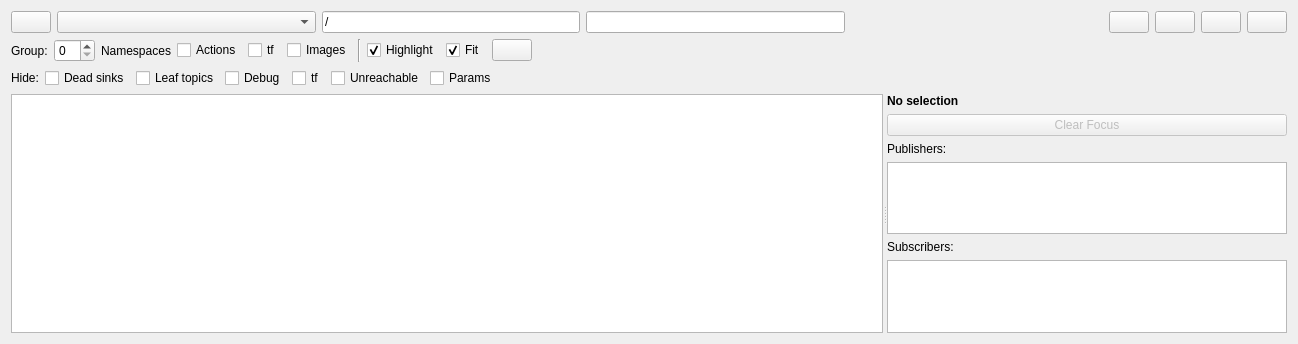
First picture: the form in resource/RosGraph.ui, repository STH1/rqt_graph, before the edit.
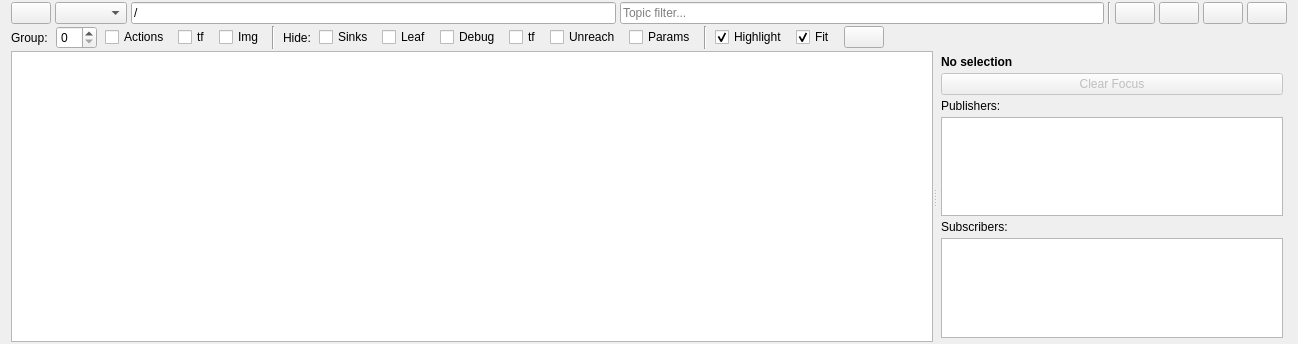
Second picture: the form after the edit. Custom widgets are drawn as their Qt base class.

Commit message: Compact UI elements

The edit to the form file:
```diff
--- a/resource/RosGraph.ui
+++ b/resource/RosGraph.ui
@@ -16,9 +16,21 @@
   <property name="windowTitle">
    <string>Node Graph</string>
   </property>
-  <layout class="QVBoxLayout" name="verticalLayout" stretch="0,0,0,0">
+  <layout class="QVBoxLayout" name="verticalLayout" stretch="0,0,1">
+   <property name="spacing">
+    <number>2</number>
+   </property>
+   <property name="topMargin">
+    <number>2</number>
+   </property>
+   <property name="bottomMargin">
+    <number>2</number>
+   </property>
    <item>
     <layout class="QHBoxLayout" name="horizontalLayout" stretch="0,0,0,0,0,0,0,0,0">
+     <property name="spacing">
+      <number>4</number>
+     </property>
      <item>
       <widget class="QPushButton" name="refresh_graph_push_button">
        <property name="toolTip">
@@ -35,7 +47,7 @@
      <item>
       <widget class="QComboBox" name="graph_type_combo_box">
        <property name="sizePolicy">
-        <sizepolicy hsizetype="Expanding" vsizetype="Fixed">
+        <sizepolicy hsizetype="Preferred" vsizetype="Fixed">
          <horstretch>0</horstretch>
          <verstretch>0</verstretch>
         </sizepolicy>
@@ -48,7 +60,10 @@
      <item>
       <widget class="QLineEdit" name="filter_line_edit">
        <property name="toolTip">
-        <string>Namespace filter, comma separated list of names/regexp to include or exclude. Example: -/rqt.*</string>
+        <string>Namespace filter</string>
+       </property>
+       <property name="placeholderText">
+        <string>Node filter...</string>
        </property>
        <property name="text">
         <string notr="true">/</string>
@@ -58,27 +73,24 @@
      <item>
       <widget class="QLineEdit" name="topic_filter_line_edit">
        <property name="toolTip">
-        <string>Topic filter, comma separated list of names/regexp to include or exclude. Example: -/tf</string>
+        <string>Topic filter</string>
+       </property>
+       <property name="placeholderText">
+        <string>Topic filter...</string>
        </property>
       </widget>
      </item>
      <item>
-      <spacer name="horizontalSpacer">
+      <widget class="Line" name="line_1">
        <property name="orientation">
-        <enum>Qt::Horizontal</enum>
+        <enum>Qt::Vertical</enum>
        </property>
-       <property name="sizeHint" stdset="0">
-        <size>
-         <width>40</width>
-         <height>20</height>
-        </size>
-       </property>
-      </spacer>
+      </widget>
      </item>
      <item>
       <widget class="QPushButton" name="load_dot_push_button">
        <property name="toolTip">
-        <string>Load DOT graph from file</string>
+        <string>Load DOT</string>
        </property>
        <property name="iconSize">
         <size>
@@ -91,7 +103,7 @@
      <item>
       <widget class="QPushButton" name="save_dot_push_button">
        <property name="toolTip">
-        <string>Save as DOT graph</string>
+        <string>Save DOT</string>
        </property>
        <property name="iconSize">
         <size>
@@ -104,7 +116,7 @@
      <item>
       <widget class="QPushButton" name="save_as_svg_push_button">
        <property name="toolTip">
-        <string>Save as SVG</string>
+        <string>Save SVG</string>
        </property>
        <property name="iconSize">
         <size>
@@ -117,7 +129,7 @@
      <item>
       <widget class="QPushButton" name="save_as_image_push_button">
        <property name="toolTip">
-        <string>Save as image</string>
+        <string>Save Image</string>
        </property>
        <property name="iconSize">
         <size>
@@ -130,37 +142,12 @@
     </layout>
    </item>
    <item>
-    <widget class="QWidget" name="widget" native="true">
-     <layout class="QHBoxLayout" name="horizontalLayout_4">
-      <property name="leftMargin">
-       <number>0</number>
-      </property>
-      <property name="topMargin">
-       <number>0</number>
-      </property>
-      <property name="rightMargin">
-       <number>0</number>
-      </property>
-      <property name="bottomMargin">
-       <number>0</number>
-      </property>
+    <layout class="QHBoxLayout" name="horizontalLayout_options">
+     <property name="spacing">
+      <number>8</number>
+     </property>
       <item>
-       <widget class="QWidget" name="widget" native="true">
-        <layout class="QHBoxLayout" name="horizontalLayout_4a">
-         <property name="leftMargin">
-          <number>0</number>
-         </property>
-         <property name="topMargin">
-          <number>0</number>
-         </property>
-         <property name="rightMargin">
-          <number>0</number>
-         </property>
-         <property name="bottomMargin">
-          <number>0</number>
-         </property>
-         <item>
-          <widget class="QLabel" name="label">
+      <widget class="QLabel" name="label_group">
            <property name="text">
             <string>Group:</string>
            </property>
@@ -169,21 +156,17 @@
          <item>
           <widget class="QSpinBox" name="namespace_cluster_spin_box">
            <property name="toolTip">
-            <string>Show namespace boxes, nesting up to this amount</string>
-           </property>
-          </widget>
-         </item>
-         <item>
-          <widget class="QLabel" name="label">
-           <property name="text">
-            <string>Namespaces</string>
+        <string>Namespace nesting level</string>
+       </property>
+       <property name="maximumWidth">
+        <number>50</number>
            </property>
           </widget>
          </item>
          <item>
           <widget class="QCheckBox" name="actionlib_check_box">
            <property name="toolTip">
-            <string>Summarize action topics into one virtual topic node (named &lt;action_server&gt;/action_topics)</string>
+        <string>Group action topics</string>
            </property>
            <property name="text">
             <string>Actions</string>
@@ -193,7 +176,7 @@
          <item>
           <widget class="QCheckBox" name="group_tf_check_box">
            <property name="toolTip">
-            <string>Summarize tf and tf2 topics into one virtual topic node (named /tf)</string>
+        <string>Group tf topics</string>
            </property>
            <property name="text">
             <string>tf</string>
@@ -203,110 +186,22 @@
          <item>
           <widget class="QCheckBox" name="group_image_check_box">
            <property name="toolTip">
-            <string>Summarize image topics into one virtual topic node (named &lt;image_server&gt;/image_topics)</string>
+        <string>Group image topics</string>
            </property>
            <property name="text">
-            <string>Images</string>
-           </property>
-          </widget>
-         </item>
-        </layout>
+        <string>Img</string>
+       </property>
        </widget>
       </item>
       <item>
-       <widget class="Line" name="line">
+      <widget class="Line" name="line_2">
         <property name="orientation">
          <enum>Qt::Vertical</enum>
         </property>
        </widget>
       </item>
       <item>
-       <widget class="QCheckBox" name="highlight_connections_check_box">
-        <property name="toolTip">
-         <string>Highlight incoming and outgoing connections on mouse over</string>
-        </property>
-        <property name="text">
-         <string>Highlight</string>
-        </property>
-        <property name="checked">
-         <bool>true</bool>
-        </property>
-       </widget>
-      </item>
-      <item>
-       <widget class="QCheckBox" name="auto_fit_graph_check_box">
-        <property name="toolTip">
-         <string>Automatically fit graph into view on update</string>
-        </property>
-        <property name="text">
-         <string>Fit</string>
-        </property>
-        <property name="checked">
-         <bool>true</bool>
-        </property>
-       </widget>
-      </item>
-      <item>
-       <widget class="QPushButton" name="fit_in_view_push_button">
-        <property name="toolTip">
-         <string>Fit graph in view</string>
-        </property>
-        <property name="iconSize">
-         <size>
-          <width>16</width>
-          <height>16</height>
-         </size>
-        </property>
-       </widget>
-      </item>
-      <item>
-       <spacer name="horizontalSpacer_2">
-        <property name="orientation">
-         <enum>Qt::Horizontal</enum>
-        </property>
-        <property name="sizeHint" stdset="0">
-         <size>
-          <width>40</width>
-          <height>20</height>
-         </size>
-        </property>
-       </spacer>
-      </item>
-     </layout>
-    </widget>
-   </item>
-   <item>
-    <widget class="QWidget" name="widget" native="true">
-     <layout class="QHBoxLayout" name="horizontalLayout_5">
-      <property name="leftMargin">
-       <number>0</number>
-      </property>
-      <property name="topMargin">
-       <number>0</number>
-      </property>
-      <property name="rightMargin">
-       <number>0</number>
-      </property>
-      <property name="bottomMargin">
-       <number>0</number>
-      </property>
-      <item>
-       <widget class="QWidget" name="widget" native="true">
-        <layout class="QHBoxLayout" name="horizontalLayout_5a" stretch="0,0,0,0,0,0,0,0">
-         <property name="leftMargin">
-          <number>0</number>
-         </property>
-         <property name="topMargin">
-          <number>0</number>
-         </property>
-         <property name="rightMargin">
-          <number>0</number>
-         </property>
-         <property name="bottomMargin">
-          <number>0</number>
-         </property>
-         <item>
-          <widget class="QLabel" name="label">
+      <widget class="QLabel" name="label_hide">
            <property name="text">
             <string>Hide:</string>
            </property>
@@ -318,24 +213,24 @@
             <string>Hide topics without subscribers</string>
            </property>
            <property name="text">
-            <string>Dead sinks</string>
+        <string>Sinks</string>
            </property>
           </widget>
          </item>
          <item>
           <widget class="QCheckBox" name="leaf_topics_check_box">
            <property name="toolTip">
-            <string>Hide topics with one connection only (implicates dead sinks)</string>
+        <string>Hide leaf topics</string>
            </property>
            <property name="text">
-            <string>Leaf topics</string>
+        <string>Leaf</string>
            </property>
           </widget>
          </item>
          <item>
           <widget class="QCheckBox" name="quiet_check_box">
            <property name="toolTip">
-            <string>Hide common debugging nodes</string>
+        <string>Hide debug nodes</string>
            </property>
            <property name="text">
             <string>Debug</string>
@@ -355,17 +250,17 @@
          <item>
           <widget class="QCheckBox" name="unreachable_check_box">
            <property name="toolTip">
-            <string>Hide unreachable nodes</string>
+        <string>Hide unreachable</string>
            </property>
            <property name="text">
-            <string>Unreachable</string>
+        <string>Unreach</string>
            </property>
           </widget>
          </item>
          <item>
           <widget class="QCheckBox" name="hide_dynamic_reconfigure_check_box">
            <property name="toolTip">
-            <string>Hide dynamic reconfigure's parameter topics</string>
+        <string>Hide param topics</string>
            </property>
            <property name="text">
             <string>Params</string>
@@ -373,7 +268,53 @@
           </widget>
          </item>
          <item>
-          <spacer name="horizontalSpacer_3">
+      <widget class="Line" name="line_3">
+       <property name="orientation">
+        <enum>Qt::Vertical</enum>
+       </property>
+      </widget>
+     </item>
+     <item>
+      <widget class="QCheckBox" name="highlight_connections_check_box">
+       <property name="toolTip">
+        <string>Highlight connections on hover</string>
+       </property>
+       <property name="text">
+        <string>Highlight</string>
+       </property>
+       <property name="checked">
+        <bool>true</bool>
+       </property>
+      </widget>
+     </item>
+     <item>
+      <widget class="QCheckBox" name="auto_fit_graph_check_box">
+       <property name="toolTip">
+        <string>Auto-fit on update</string>
+       </property>
+       <property name="text">
+        <string>Fit</string>
+       </property>
+       <property name="checked">
+        <bool>true</bool>
+       </property>
+      </widget>
+     </item>
+     <item>
+      <widget class="QPushButton" name="fit_in_view_push_button">
+       <property name="toolTip">
+        <string>Fit in view</string>
+       </property>
+       <property name="iconSize">
+        <size>
+         <width>16</width>
+         <height>16</height>
+        </size>
+       </property>
+      </widget>
+     </item>
+     <item>
+      <spacer name="horizontalSpacer_2">
            <property name="orientation">
             <enum>Qt::Horizontal</enum>
            </property>
@@ -386,10 +327,6 @@
           </spacer>
          </item>
         </layout>
-       </widget>
-      </item>
-     </layout>
-    </widget>
    </item>
    <item>
     <widget class="QSplitter" name="main_splitter">
@@ -407,17 +344,32 @@
      <widget class="QWidget" name="connection_panel">
       <property name="minimumSize">
        <size>
-        <width>200</width>
+        <width>180</width>
         <height>0</height>
        </size>
       </property>
       <property name="maximumSize">
        <size>
-        <width>400</width>
+        <width>350</width>
         <height>16777215</height>
        </size>
       </property>
       <layout class="QVBoxLayout" name="connection_panel_layout">
+       <property name="spacing">
+        <number>4</number>
+       </property>
+       <property name="leftMargin">
+        <number>4</number>
+       </property>
+       <property name="topMargin">
+        <number>4</number>
+       </property>
+       <property name="rightMargin">
+        <number>4</number>
+       </property>
+       <property name="bottomMargin">
+        <number>4</number>
+       </property>
        <item>
         <widget class="QLabel" name="selected_item_label">
          <property name="text">
```
Lines whose indentation alone changed are shown as unchanged.
